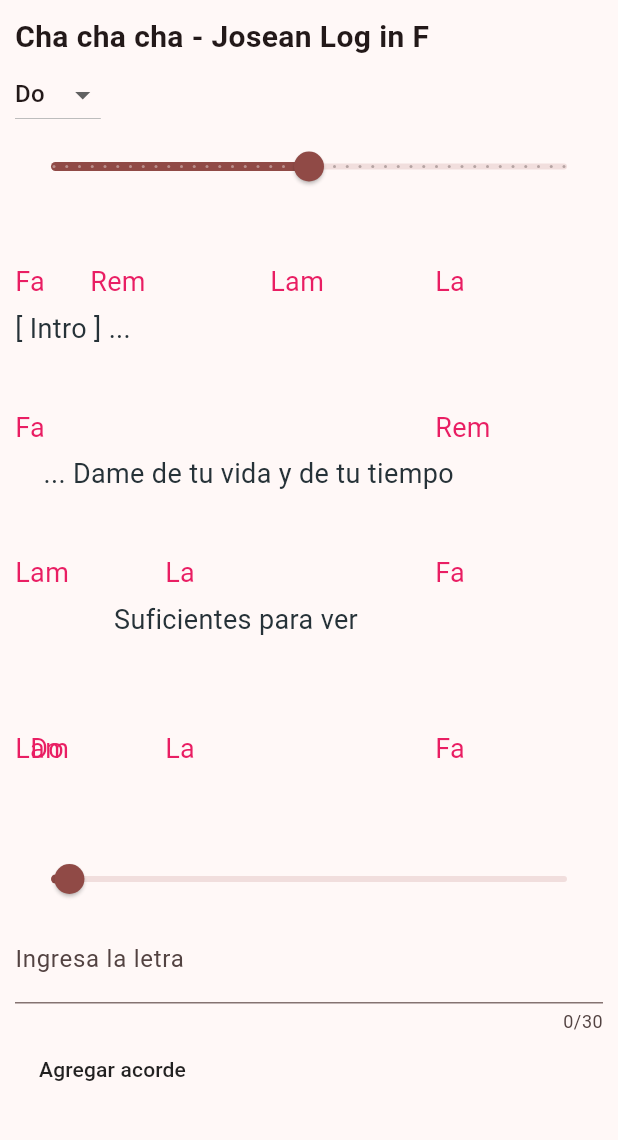
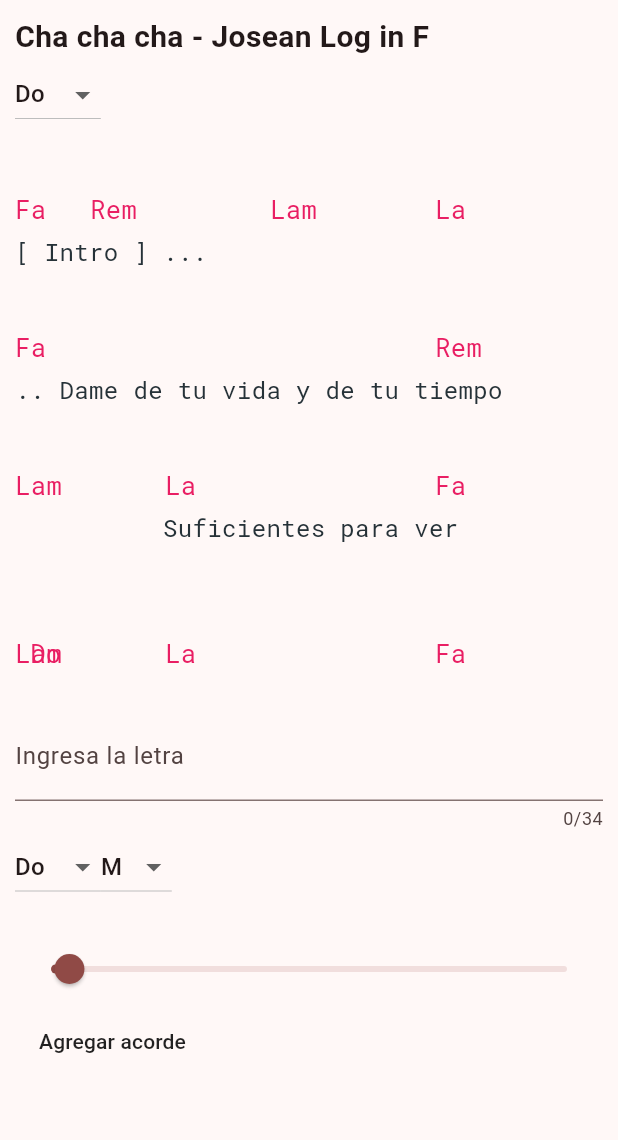
Before and after one commit to gachimar/ernel-flutter-app, a Flutter app: the screen it shows after launch, on a phone screen of 412 x 824 dp, the part 84-1224 px from its top. Run offline on Flutter 3.47's test engine with Material 2 defaults, Android fonts, the phone set to English and light mode, and no system bars.

Commit message:
Formulario de frases agregado y en proceso

```diff
--- a/lib/app/notes.dart
+++ b/lib/app/notes.dart
@@ -38,7 +38,7 @@
             }
         },
         {
-            "lyrics" : "    ... Dame de tu vida y de tu tiempo",
+            "lyrics" :".. Dame de tu vida y de tu tiempo",
             "chords" :[
                 {
                     "note" : 5,
@@ -57,7 +57,7 @@
             }
         },
         {
-            "lyrics" : "              Suficientes para ver",
+            "lyrics" : "          Suficientes para ver",
             "chords" :[
                 {
                     "note" : 9,
@@ -101,7 +101,7 @@
 ];
 
 List<String> modes = [
-  '',
+  'M',
   'm',
   '7',
   'm7',
@@ -122,6 +122,13 @@
   Note(index: 11),
 ];
 
+List<Mode> indexedModes = [
+  Mode(index: 0),
+  Mode(index: 1),
+  Mode(index: 2),
+  Mode(index: 3)
+];
+
 // ignore: camel_case_types
 
 // Nota para la lista de notas principales.
@@ -129,6 +136,13 @@
   int index;
 
   Note({this.index = 0});
+}
+
+// Nota para la lista de notas principales.
+class Mode extends Object {
+  int index;
+
+  Mode({this.index = 0});
 }
 
 class Song {
--- a/lib/elements/mainpanel/notelabel.dart
+++ b/lib/elements/mainpanel/notelabel.dart
@@ -39,12 +39,17 @@
   Widget build(BuildContext context) {
     return Consumer<UiModel>(
       builder: (context, ui, child) => Padding(
-        padding: EdgeInsets.fromLTRB(
-            widget.note.offset * ui.getScale(), 40, 0, 5),
+        padding:
+            EdgeInsets.fromLTRB(widget.note.offset * ui.getScale(), 40, 0, 5),
         // child: Text('${notes[widget.note!.index]} ${traspNote().name}'),
         child: Text(
-          '${notes[traspNote().note]}${modes[traspNote().mode]}',
-          style: TextStyle(fontSize: 18.0 * ui.getScale(), color: Colors.pink),
+          textScaleFactor: 1.0,
+          '${notes[traspNote().note]}${modes[traspNote().mode] == 'M' ? '' : modes[traspNote().mode]}',
+          style: TextStyle(
+            fontSize: 17.0 * ui.getScale(),
+            color: Colors.pink,
+            fontFamily: 'RobotoMono',
+          ),
         ),
       ),
     );
--- a/lib/elements/mainpanel/phrase.dart
+++ b/lib/elements/mainpanel/phrase.dart
@@ -34,8 +34,11 @@
           Consumer<UiModel>(
             builder: (context, ui, child) => Text(
               widget.phrase.lyrics,
+              textScaleFactor: 1.0,
               style: TextStyle(
-                  fontSize: 18.0 * ui.getScale(), color: Colors.blueGrey[900]),
+                  fontFamily: 'RobotoMono',
+                  fontSize: 16 * ui.getScale(),
+                  color: Colors.blueGrey[900]),
             ),
           ),
         ],
--- a/lib/elements/mainpanel/phrase_form.dart
+++ b/lib/elements/mainpanel/phrase_form.dart
@@ -13,7 +13,8 @@
 
 class _PhraseFormState extends State<PhraseForm> {
   double _selectedPosition = 1;
-  int _selectedNote = 0;
+  Note _selectedNote = indexedNotes[0];
+  Mode _selectedMode = indexedModes[0];
   String _letra = '';
 
   List<Chord> _acordes = [
@@ -22,8 +23,10 @@
     Chord(note: 5, mode: 0, offset: 280),
   ];
 
-  Chord getNewChord() =>
-      Chord(note: _selectedNote, mode: 0, offset: (_selectedPosition * 10));
+  Chord getNewChord() => Chord(
+      note: _selectedNote.index,
+      mode: _selectedMode.index,
+      offset: (_selectedPosition * 10));
 
   @override
   Widget build(BuildContext context) {
@@ -50,10 +53,62 @@
             ),
             Text(
               _letra,
+              textScaleFactor: 1.0,
               style: TextStyle(
                   fontFamily: 'RobotoMono',
-                  fontSize: 18.0 * ui.getScale(),
+                  fontSize: 16.0 * ui.getScale(),
                   color: Colors.blueGrey[900]),
+            ),
+            TextFormField(
+              maxLength: 34,
+              onChanged: (String value) => {
+                setState(() {
+                  _letra = value;
+                })
+              },
+              style: TextStyle(
+                  fontSize: 18.0 * ui.getScale(), color: Colors.blueGrey[900]),
+              decoration: const InputDecoration(
+                border: UnderlineInputBorder(),
+                labelText: 'Ingresa la letra',
+              ),
+            ),
+            Wrap(
+              children: [
+                DropdownButton<Note>(
+                  value: _selectedNote,
+                  onChanged: (Note? value) {
+                    setState(() {
+                      _selectedNote = value!;
+                    });
+                  },
+                  items: indexedNotes
+                      .map<DropdownMenuItem<Note>>(
+                        (Note note) => DropdownMenuItem<Note>(
+                          value: note,
+                          child: Text(notes[note.index]),
+                        ),
+                      )
+                      .toList(),
+                ),
+                DropdownButton<Mode>(
+                  value: _selectedMode,
+                  onChanged: (Mode? value) {
+                    setState(() {
+                      _selectedMode = value!;
+                    });
+                  },
+                  items: indexedModes
+                      .map<DropdownMenuItem<Mode>>(
+                        (Mode mode) => DropdownMenuItem<Mode>(
+                          value: mode,
+                          child: Text(modes[mode.index]),
+                        ),
+                      )
+                      .toList(),
+                ),
+              ],
+              // TODO: HACER UNICOS LOS ACORDES
             ),
             Padding(
               padding: const EdgeInsets.fromLTRB(0, 20, 0, 0),
@@ -69,25 +124,15 @@
                 },
               ),
             ),
-            TextFormField(
-              maxLength: 30,
-              onChanged: (String value) => {
-                setState(() {
-                  _letra = value;
-                })
-              },
-              style: TextStyle(
-                  fontSize: 18.0 * ui.getScale(), color: Colors.blueGrey[900]),
-              decoration: const InputDecoration(
-                border: UnderlineInputBorder(),
-                labelText: 'Ingresa la letra',
-              ),
-            ),
             Consumer(
               builder: (context, value, child) => MaterialButton(
-                  child: const Text('Agregar acorde'),
-                  onPressed: () =>
-                      {setState(() => _acordes.add(getNewChord()))}),
+                child: const Text('Agregar acorde'),
+                onPressed: () => setState(
+                  () => _acordes.add(
+                    getNewChord(),
+                  ),
+                ),
+              ),
             )
           ],
         ),
--- a/lib/main.dart
+++ b/lib/main.dart
@@ -133,7 +133,7 @@
                 ),
               ),
               const NotesDropdown(),
-              const SliderExample(),
+              // const SliderExample(),
               Expanded(
                 child: Consumer<MainSongModel>(
                   builder: (builder, mainSongProvider, child) => ListView(
```
